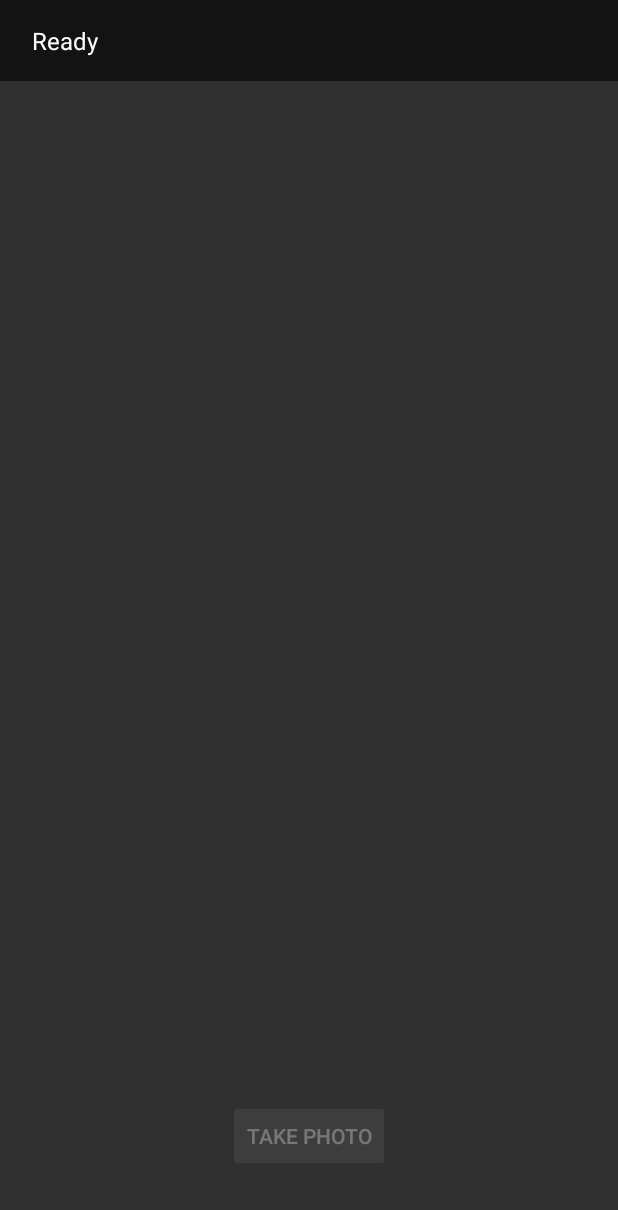
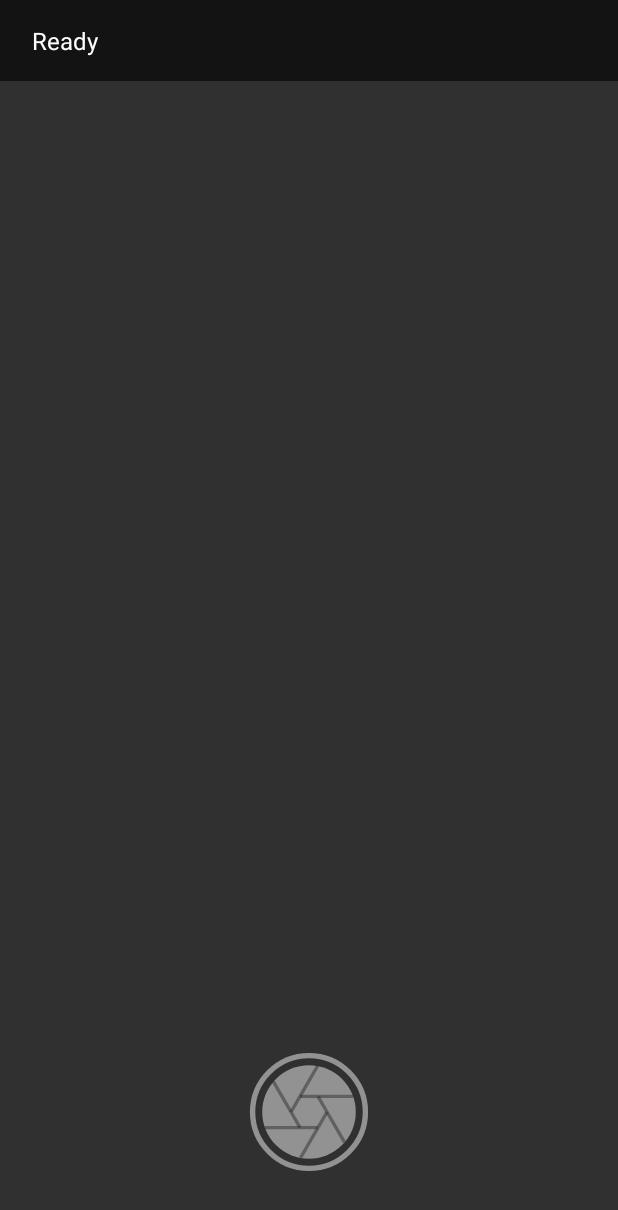
Before and after one commit to notthatmichaelcollins/SnapName, an Android app: the screen it shows after launch (MainActivity), on a phone screen of 412 x 824 dp. Shown: the top 1210 px of the screen. Run offline under Robolectric (Android 15) with nearby library versions, the phone set to English and light mode, and no system bars; libraries missing offline, so code that uses them is left out: androidx.camera.core, androidx.camera.view, com.google.mlkit.vision; 6 statements that could not run were skipped.

Commit message:
Add files via upload

```diff
--- a/SnapName/app/src/main/java/com/example/snapname/MainActivity.kt
+++ b/SnapName/app/src/main/java/com/example/snapname/MainActivity.kt
@@ -3,11 +3,16 @@ package com.example.snapname
 import android.Manifest
 import android.content.ContentValues
 import android.content.pm.PackageManager
+import android.graphics.Canvas
+import android.graphics.ColorFilter
+import android.graphics.Paint
+import android.graphics.PixelFormat
+import android.graphics.drawable.Drawable
 import android.net.Uri
 import android.os.Bundle
 import android.provider.MediaStore
 import android.view.Gravity
-import android.widget.Button
+import android.widget.ImageButton
 import android.widget.FrameLayout
 import android.widget.TextView
 import android.widget.Toast
@@ -29,7 +34,7 @@ class MainActivity : ComponentActivity() {
 
     private lateinit var camera: LifecycleCameraController
     private lateinit var status: TextView
-    private lateinit var shutter: Button
+    private lateinit var shutter: ImageButton
 
     private val labeler by lazy {
         ImageLabeling.getClient(
@@ -58,8 +63,9 @@ class MainActivity : ComponentActivity() {
             setPadding(32, 24, 32, 24)
             text = "Ready"
         }
-        shutter = Button(this).apply {
-            text = "Take photo"
+        shutter = ImageButton(this).apply {
+            background = ShutterDrawable()
+            contentDescription = "Take photo"
             isEnabled = false
             setOnClickListener { takePhoto() }
         }
@@ -67,7 +73,7 @@ class MainActivity : ComponentActivity() {
             fitsSystemWindows = true
             addView(preview, FrameLayout.LayoutParams(-1, -1))
             addView(status, FrameLayout.LayoutParams(-1, -2, Gravity.TOP))
-            addView(shutter, FrameLayout.LayoutParams(-2, -2,
+            addView(shutter, FrameLayout.LayoutParams(dp(80), dp(80),
                 Gravity.BOTTOM or Gravity.CENTER_HORIZONTAL).apply { bottomMargin = 64 })
         }
         setContentView(root)
@@ -76,6 +82,8 @@ class MainActivity : ComponentActivity() {
             == PackageManager.PERMISSION_GRANTED) startCamera()
         else if (savedInstanceState == null) permission.launch(Manifest.permission.CAMERA)
     }
+
+    private fun dp(value: Int) = (value * resources.displayMetrics.density).toInt()
 
     private fun startCamera() {
         camera = LifecycleCameraController(this)
@@ -88,7 +96,7 @@ class MainActivity : ComponentActivity() {
     private fun takePhoto() {
         shutter.isEnabled = false
         status.text = "Saving…"
-        val stamp = SimpleDateFormat("yyyyMMdd_HHmmss", Locale.US).format(Date())
+        val stamp = SimpleDateFormat("yyMMdd_HHmm", Locale.US).format(Date())
 
         // Save under a temporary name first, so the photo is safe even if labelling fails
         val values = ContentValues().apply {
@@ -130,7 +138,7 @@ class MainActivity : ComponentActivity() {
                     .take(3)
                     .joinToString("-") { slug(it.text) }
                     .ifEmpty { "unknown" }
-                rename(uri, "${description}_$stamp.jpg", stamp)
+                rename(uri, "${description}_$stamp", stamp)
             }
             .addOnFailureListener {
                 status.text = "Saved as photo_$stamp.jpg (labelling failed)"
@@ -141,15 +149,95 @@ class MainActivity : ComponentActivity() {
         text.lowercase(Locale.US).replace(Regex("[^a-z0-9]+"), "-").trim('-')
 
     // No extra permission needed: an app may rename media it created itself
-    private fun rename(uri: Uri, name: String, stamp: String) {
-        val values = ContentValues().apply {
-            put(MediaStore.Images.Media.DISPLAY_NAME, name)
+    private fun rename(uri: Uri, base: String, stamp: String) {
+        // If the name is taken, try base-2, base-3 and so on
+        for (number in 1..20) {
+            val name = if (number == 1) "$base.jpg" else "$base-$number.jpg"
+            val values = ContentValues().apply {
+                put(MediaStore.Images.Media.DISPLAY_NAME, name)
+            }
+            val renamed = try {
+                contentResolver.update(uri, values, null, null) > 0
+            } catch (e: Exception) {
+                false
+            }
+            if (renamed) {
+                // Android may adjust the name itself, so show what it actually saved
+                status.text = "Saved as ${savedName(uri) ?: name}"
+                return
+            }
         }
-        status.text = try {
-            if (contentResolver.update(uri, values, null, null) > 0) "Saved as $name"
-            else "Saved as photo_$stamp.jpg (rename failed)"
-        } catch (e: Exception) {
-            "Saved as photo_$stamp.jpg (rename failed)"
+        status.text = "Saved as ${savedName(uri) ?: "photo_$stamp.jpg"} (rename failed)"
+    }
+
+    private fun savedName(uri: Uri): String? =
+        contentResolver.query(
+            uri, arrayOf(MediaStore.Images.Media.DISPLAY_NAME), null, null, null
+        )?.use { if (it.moveToFirst()) it.getString(0) else null }
+}
+
+/** Round shutter button with an aperture symbol. Dims when pressed or disabled. */
+private class ShutterDrawable : Drawable() {
+    private val paint = Paint(Paint.ANTI_ALIAS_FLAG)
+    private var dimmed = false
+
+    override fun draw(canvas: Canvas) {
+        val x = bounds.exactCenterX()
+        val y = bounds.exactCenterY()
+        val r = minOf(bounds.width(), bounds.height()) / 2f
+        val alpha = if (dimmed) 120 else 255
+
+        // Outer white ring
+        paint.style = Paint.Style.STROKE
+        paint.strokeWidth = r * 0.09f
+        paint.setARGB(alpha, 255, 255, 255)
+        canvas.drawCircle(x, y, r * 0.94f, paint)
+
+        // White centre
+        paint.style = Paint.Style.FILL
+        canvas.drawCircle(x, y, r * 0.78f, paint)
+
+        // Six aperture blade edges around a hexagonal opening
+        paint.style = Paint.Style.STROKE
+        paint.strokeWidth = r * 0.055f
+        paint.setARGB(alpha, 40, 40, 40)
+        val inner = r * 0.30f
+        val outer = r * 0.78f
+        // Each edge extends one side of the hexagon out to the rim
+        val length = (-inner / 2 +
+            kotlin.math.sqrt(outer * outer - 0.75f * inner * inner))
+        canvas.save()
+        repeat(6) {
+            // From the corner at 0 degrees, continuing the side that ends there
+            canvas.drawLine(x + inner, y, x + inner + length / 2,
+                y + length * 0.866f, paint)
+            canvas.rotate(60f, x, y)
         }
+        canvas.restore()
+        val side = FloatArray(24)
+        for (i in 0 until 6) {
+            for (end in 0..1) {
+                val angle = Math.toRadians((i + end) * 60.0)
+                side[i * 4 + end * 2] = x + inner * kotlin.math.cos(angle).toFloat()
+                side[i * 4 + end * 2 + 1] = y + inner * kotlin.math.sin(angle).toFloat()
+            }
+        }
+        canvas.drawLines(side, paint)
     }
+
+    override fun isStateful() = true
+
+    override fun onStateChange(state: IntArray): Boolean {
+        val now = android.R.attr.state_pressed in state ||
+            android.R.attr.state_enabled !in state
+        if (now == dimmed) return false
+        dimmed = now
+        invalidateSelf()
+        return true
+    }
+
+    override fun setAlpha(alpha: Int) {}
+    override fun setColorFilter(colorFilter: ColorFilter?) {}
+    @Deprecated("Deprecated in Java")
+    override fun getOpacity() = PixelFormat.TRANSLUCENT
 }
```
